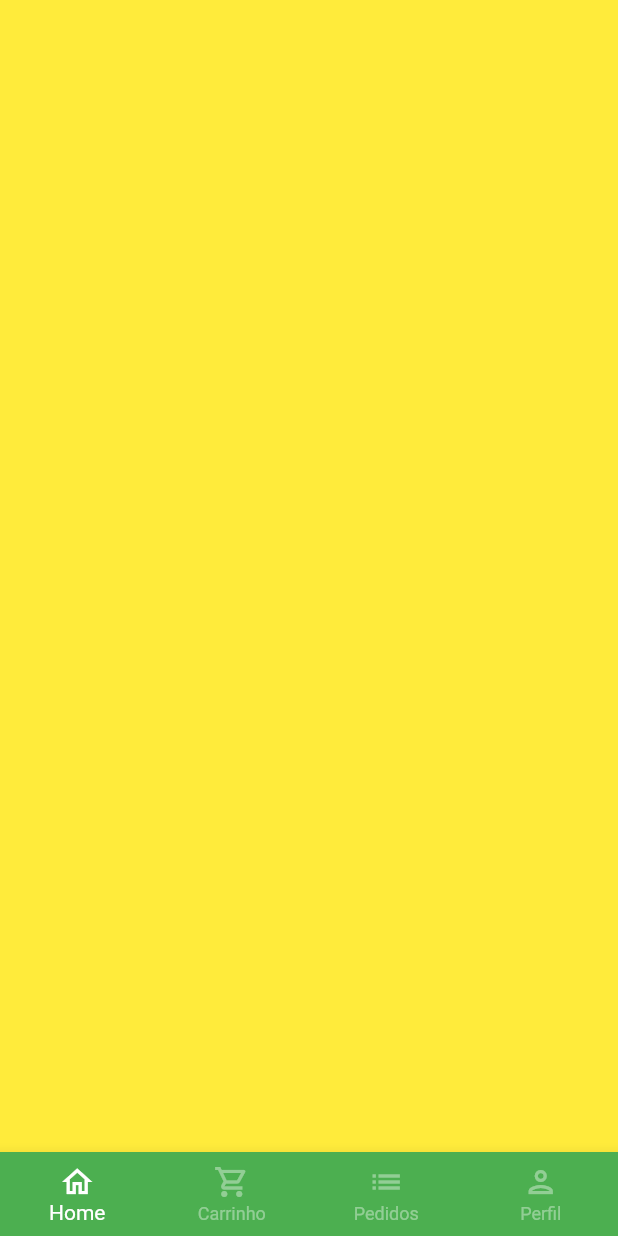
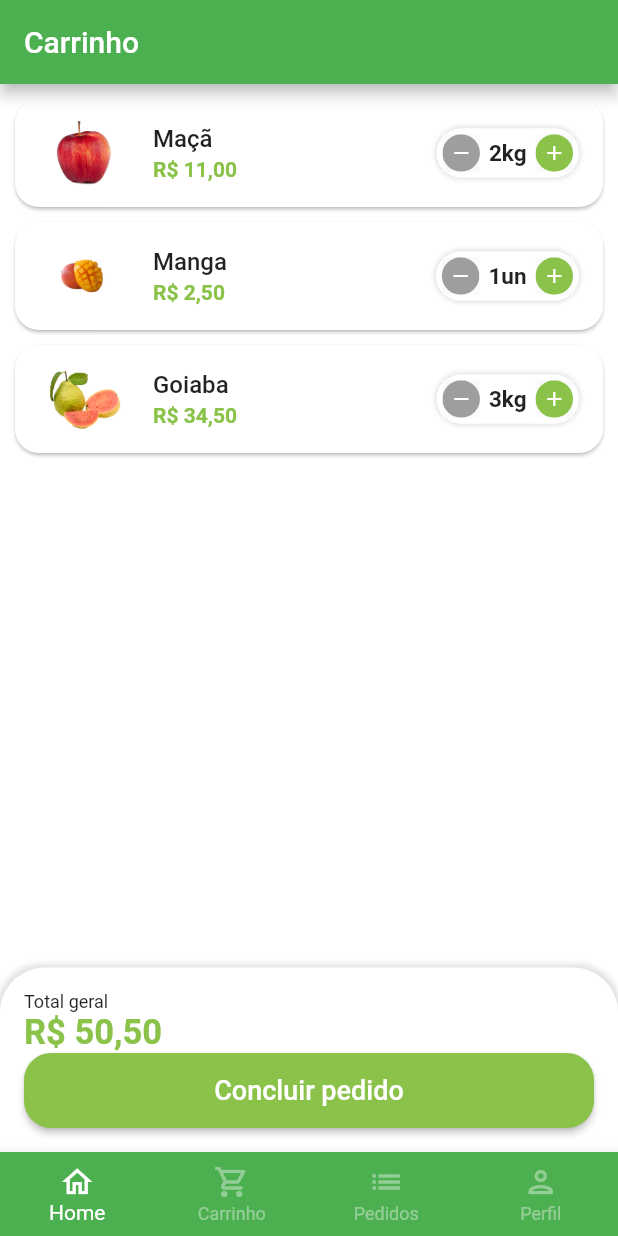
Before and after one commit to FilipeH14/greengrocer, a Flutter app: the BaseScreen screen opened directly, swiped to page 2, on a phone screen of 412 x 824 dp. Run offline on Flutter 3.47's test engine with Material 2 defaults, Android fonts, the phone set to English and light mode, and no system bars; our stand-ins replace animated_text_kit, badges, mask_text_input_formatter.

Commit message:
tiles na tela de carrinho

```diff
--- a/lib/src/config/app_data.dart
+++ b/lib/src/config/app_data.dart
@@ -1,3 +1,4 @@
+import 'package:greengrocer/src/models/cart_item_model.dart';
 import 'package:greengrocer/src/models/item_model.dart';
 
 ItemModel apple = ItemModel(
@@ -72,3 +73,18 @@ List<String> categories = [
   'Temperos',
   'Cereais',
 ];
+
+List<CartItemModel> cartItem = [
+  CartItemModel(
+    item: apple,
+    quantity: 2,
+  ),
+  CartItemModel(
+    item: mango,
+    quantity: 1,
+  ),
+  CartItemModel(
+    item: guava,
+    quantity: 3,
+  ),
+];
--- /dev/null
+++ b/lib/src/models/cart_item_model.dart
@@ -0,0 +1,13 @@
+import 'package:greengrocer/src/models/item_model.dart';
+
+class CartItemModel {
+  ItemModel item;
+  int quantity;
+
+  CartItemModel({
+    required this.item,
+    required this.quantity,
+  });
+
+  double totalPrice() => item.price * quantity;
+}
--- a/lib/src/pages/base/base_screen.dart
+++ b/lib/src/pages/base/base_screen.dart
@@ -1,4 +1,5 @@
 import 'package:flutter/material.dart';
+import 'package:greengrocer/src/pages/cart/cart_tab.dart';
 import 'package:greengrocer/src/pages/home/home_tab.dart';
 
 class BaseScreen extends StatefulWidget {
@@ -20,7 +21,7 @@ class _BaseScreenState extends State<BaseScreen> {
         physics: const NeverScrollableScrollPhysics(),
         children: [
           const HomeTab(),
-          Container(color: Colors.yellow),
+          CartTab(),
           Container(color: Colors.blue),
           Container(color: Colors.purple),
         ],
--- /dev/null
+++ b/lib/src/pages/cart/cart_tab.dart
@@ -0,0 +1,81 @@
+import 'package:flutter/material.dart';
+import 'package:greengrocer/src/config/custom_colors.dart';
+import 'package:greengrocer/src/pages/cart/components/cart_tile.dart';
+import 'package:greengrocer/src/services/utils_sevices.dart';
+import 'package:greengrocer/src/config/app_data.dart' as app_data;
+
+class CartTab extends StatelessWidget {
+  final UtilsServices utilsServices = UtilsServices();
+
+  CartTab({Key? key}) : super(key: key);
+
+  @override
+  Widget build(BuildContext context) {
+    return Scaffold(
+      appBar: AppBar(title: const Text('Carrinho')),
+      body: Column(
+        children: [
+          Expanded(
+            child: ListView.builder(
+              itemCount: app_data.cartItem.length,
+              itemBuilder: (_, index) => CartTile(cartItem: app_data.cartItem[index]),
+            ),
+          ),
+          Container(
+            padding: const EdgeInsets.all(16),
+            decoration: BoxDecoration(
+              color: Colors.white,
+              borderRadius: const BorderRadius.vertical(
+                top: Radius.circular(30),
+              ),
+              boxShadow: [
+                BoxShadow(
+                  color: Colors.grey.shade300,
+                  blurRadius: 3,
+                  spreadRadius: 2,
+                ),
+              ],
+            ),
+            child: Column(
+              crossAxisAlignment: CrossAxisAlignment.stretch,
+              children: [
+                const Text(
+                  'Total geral',
+                  style: TextStyle(
+                    fontSize: 12,
+                  ),
+                ),
+                Text(
+                  utilsServices.priceToCurrency(50.5),
+                  style: TextStyle(
+                    fontSize: 23,
+                    color: CustomColors.customSwatchColor,
+                    fontWeight: FontWeight.bold,
+                  ),
+                ),
+                SizedBox(
+                  height: 50,
+                  child: ElevatedButton(
+                    style: ElevatedButton.styleFrom(
+                      primary: CustomColors.customSwatchColor,
+                      shape: RoundedRectangleBorder(
+                        borderRadius: BorderRadius.circular(18),
+                      ),
+                    ),
+                    child: const Text(
+                      'Concluir pedido',
+                      style: TextStyle(
+                        fontSize: 18,
+                      ),
+                    ),
+                    onPressed: () {},
+                  ),
+                ),
+              ],
+            ),
+          ),
+        ],
+      ),
+    );
+  }
+}
--- /dev/null
+++ b/lib/src/pages/cart/components/cart_tile.dart
@@ -0,0 +1,51 @@
+import 'package:flutter/material.dart';
+import 'package:greengrocer/src/config/custom_colors.dart';
+import 'package:greengrocer/src/models/cart_item_model.dart';
+import 'package:greengrocer/src/pages/common_widgets/quantity_widget.dart';
+import 'package:greengrocer/src/services/utils_sevices.dart';
+
+class CartTile extends StatelessWidget {
+  final CartItemModel cartItem;
+
+  final UtilsServices utilsServices = UtilsServices();
+
+  CartTile({
+    required this.cartItem,
+    Key? key,
+  }) : super(key: key);
+
+  @override
+  Widget build(BuildContext context) {
+    return Card(
+      margin: const EdgeInsets.fromLTRB(10, 10, 10, 0),
+      shape: RoundedRectangleBorder(
+        borderRadius: BorderRadius.circular(16),
+      ),
+      child: ListTile(
+        leading: Image.asset(
+          cartItem.item.imgUrl,
+          height: 60,
+          width: 60,
+        ),
+        title: Text(
+          cartItem.item.itemName,
+          style: const TextStyle(
+            fontWeight: FontWeight.w500,
+          ),
+        ),
+        subtitle: Text(
+          utilsServices.priceToCurrency(cartItem.totalPrice()),
+          style: TextStyle(
+            color: CustomColors.customSwatchColor,
+            fontWeight: FontWeight.bold,
+          ),
+        ),
+        trailing: QuantityWidget(
+          value: cartItem.quantity,
+          suffixText: cartItem.item.unit,
+          result: (quantity) {},
+        ),
+      ),
+    );
+  }
+}
--- a/lib/src/pages/common_widgets/quantity_widget.dart
+++ b/lib/src/pages/common_widgets/quantity_widget.dart
@@ -29,6 +29,7 @@ class QuantityWidget extends StatelessWidget {
         ],
       ),
       child: Row(
+        mainAxisSize: MainAxisSize.min,
         children: [
           _QuantityButton(
             icon: Icons.remove,
```
